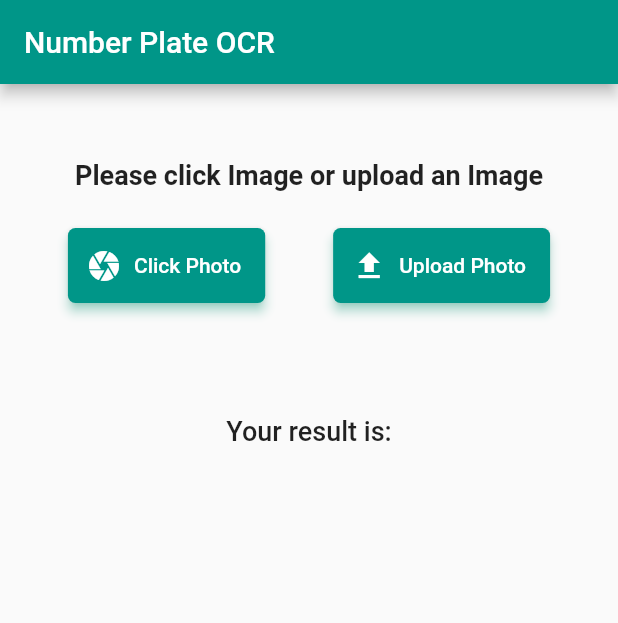
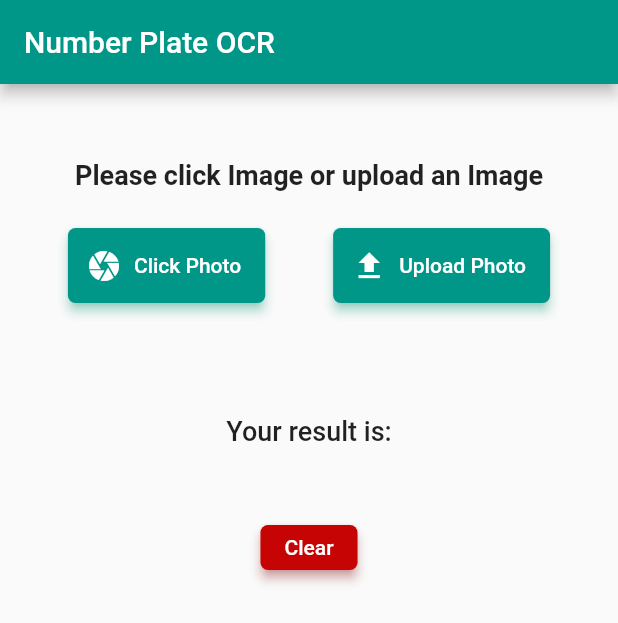
Before and after one commit to yatish30215/ocr, a Flutter app: the screen it shows after launch, on a phone screen of 412 x 824 dp. Shown: the top 623 px of the screen. Run offline on Flutter 3.47's test engine with Material 2 defaults, Android fonts, the phone set to English and light mode, and no system bars; our stand-ins replace camera, flutter_native_image, image_picker; missing offline and left inert: a package.

Commit message:
clear button added

```diff
--- a/lib/main.dart
+++ b/lib/main.dart
@@ -5,6 +5,7 @@ import 'dart:convert';
 import 'package:flutter/material.dart';
 import 'package:flutter/services.dart';
 import 'package:flutter_native_image/flutter_native_image.dart';
+// import 'package:flutter_spinkit/flutter_spinkit.dart';
 // ignore: depend_on_referenced_packages
 import 'package:http/http.dart' as http;
 // ignore: library_prefixes
@@ -43,8 +44,9 @@ class MyHomePage extends StatefulWidget {
   State<MyHomePage> createState() => _MyHomePageState();
 }
 
-class _MyHomePageState extends State<MyHomePage> {
+class _MyHomePageState extends State<MyHomePage> with TickerProviderStateMixin {
   String globals = '';
+  late final spinkit;
 
   @override
   void initState() {
@@ -56,6 +58,7 @@ class _MyHomePageState extends State<MyHomePage> {
   Widget build(BuildContext context) {
     // ignore: unused_local_variable
     var widget;
+
     return Scaffold(
       appBar: AppBar(
         title: const Text('Number Plate OCR'),
@@ -112,8 +115,8 @@ class _MyHomePageState extends State<MyHomePage> {
           image != null
               ? Image.file(
                   image!,
-                  width: 200,
-                  height: 200,
+                  width: 300,
+                  height: 300,
                   fit: BoxFit.cover,
                 )
               : const SizedBox(height: 20),
@@ -124,15 +127,9 @@ class _MyHomePageState extends State<MyHomePage> {
           ),
           const SizedBox(height: 10),
           FutureBuilder(
-              // future: globals,
               builder: (BuildContext context, AsyncSnapshot<dynamic> snapshot) {
-            if (snapshot.connectionState == ConnectionState.waiting) {
-              return const CircularProgressIndicator();
-            } else if (snapshot.hasError) {
-              return Text(
-                snapshot.error.toString(),
-              );
-            } else {
+            if (!snapshot.hasData ||
+                snapshot.connectionState == ConnectionState.waiting) {
               return Column(
                 mainAxisAlignment: MainAxisAlignment.center,
                 children: [
@@ -141,13 +138,47 @@ class _MyHomePageState extends State<MyHomePage> {
                           fontSize: 20, fontWeight: FontWeight.bold)),
                 ],
               );
+            } else if (snapshot.hasError) {
+              return Text(
+                snapshot.error.toString(),
+              );
+            } else {
+              return const CircularProgressIndicator();
             }
-          })
+          }),
+          const SizedBox(height: 10),
+          ElevatedButton(
+            onPressed: clear,
+            style: ElevatedButton.styleFrom(
+              primary: const Color.fromARGB(255, 199, 4, 4),
+              onPrimary: Colors.white,
+              shadowColor: const Color.fromARGB(255, 240, 105, 105),
+              elevation: 3,
+              shape: RoundedRectangleBorder(
+                  borderRadius: BorderRadius.circular(5.0)),
+              minimumSize: const Size(60, 30), //////// HERE
+            ),
+            child: const Text('Clear'),
+          ),
         ],
       ),
     );
   }
 
+  @override
+  void dispose() {
+    super.dispose();
+  }
+
+// clear image and result function
+  void clear() {
+    setState(() {
+      globals = '';
+      image = null;
+    });
+  }
+
+// click image function
   Io.File? image;
   Future clickImage() async {
     await Future.delayed(const Duration(seconds: 1));
@@ -193,6 +224,7 @@ class _MyHomePageState extends State<MyHomePage> {
     }
   }
 
+// upload image function
   Future pickImage() async {
     await Future.delayed(const Duration(seconds: 1));
     try {
@@ -230,6 +262,7 @@ class _MyHomePageState extends State<MyHomePage> {
     }
   }
 
+// Save  image function
   Future<Io.File> saveImagePermanently(String imagePath) async {
     final directory = await getApplicationDocumentsDirectory();
     final name = basename(imagePath);
@@ -238,6 +271,7 @@ class _MyHomePageState extends State<MyHomePage> {
     return Io.File(imagePath).copy(image.path);
   }
 
+// compress image function
   Future<Io.File> compressFile(Io.File file) async {
     Io.File compressedFile = await FlutterNativeImage.compressImage(
       file.path,
--- a/pubspec.yaml
+++ b/pubspec.yaml
@@ -36,6 +36,7 @@ dependencies:
   image_picker: ^0.8.5+3
   progress_hud: ^1.1.0
   flutter_native_image: ^0.0.6+1
+  flutter_spinkit: ^5.1.0
 
 flutter_icons:
   android: "flutter_launcher_icons"
```
Also changed, not shown: pubspec.lock.
